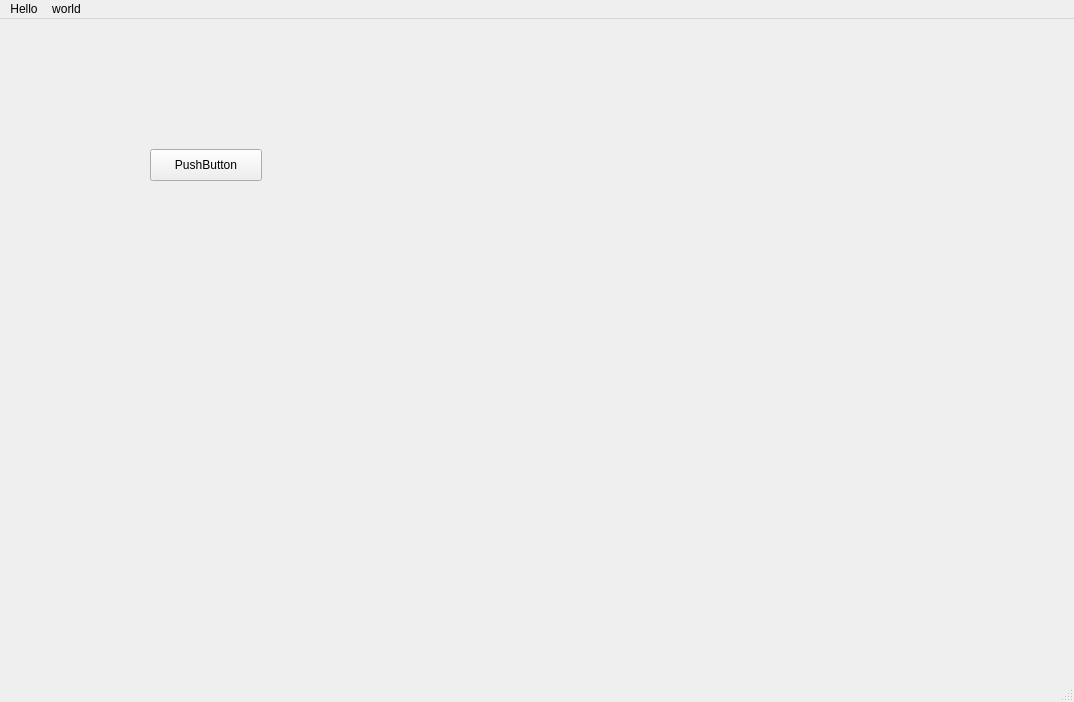
The window that calculator/mainwindow.ui (dongxiaofu/calculator-qt) describes before a commit, drawn with Qt 5.
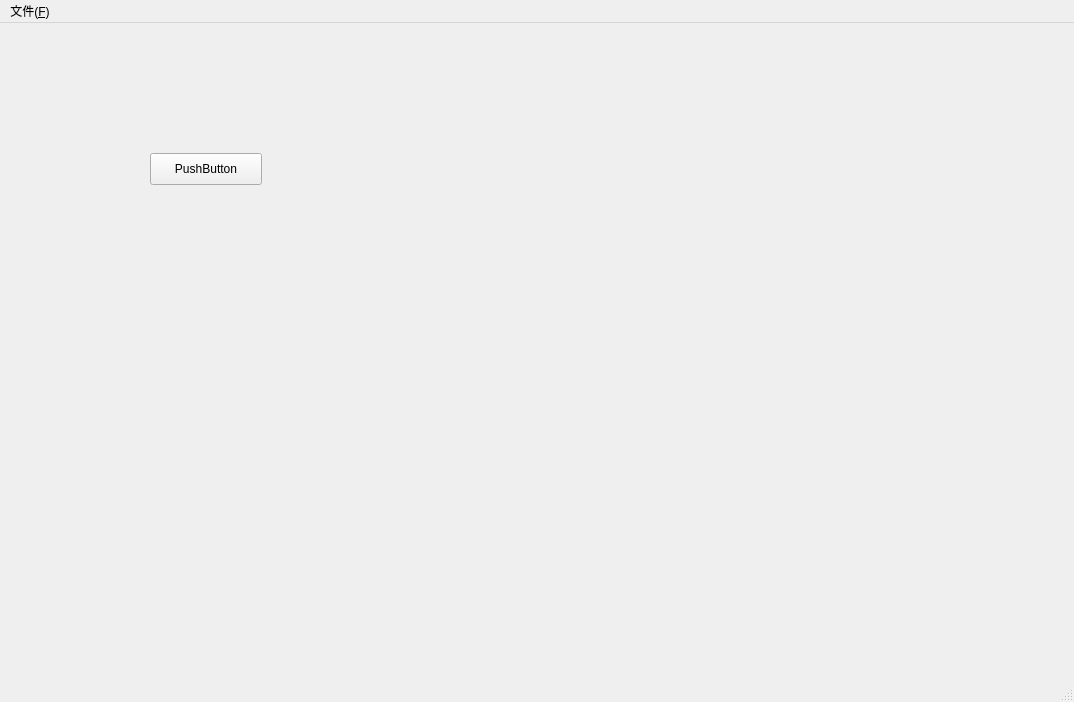
The same window after the commit.

Commit message: 添加菜单

Diff of the .ui file:
```diff
--- a/calculator/mainwindow.ui
+++ b/calculator/mainwindow.ui
@@ -40,20 +40,12 @@
      <height>22</height>
     </rect>
    </property>
-   <widget class="QMenu" name="menuHello">
+   <widget class="QMenu" name="menu_F">
     <property name="title">
-     <string>Hello</string>
+     <string>文件(&amp;F)</string>
     </property>
    </widget>
-   <widget class="QMenu" name="menuworld">
-    <property name="title">
-     <string>world</string>
-    </property>
-    <addaction name="action1"/>
-    <addaction name="action2"/>
-   </widget>
-   <addaction name="menuHello"/>
-   <addaction name="menuworld"/>
+   <addaction name="menu_F"/>
   </widget>
   <widget class="QStatusBar" name="statusbar"/>
   <action name="action1">
```
Left out of the diff: 11 changed lines with no effect on the pictures. The commit also changes 2 other files.
